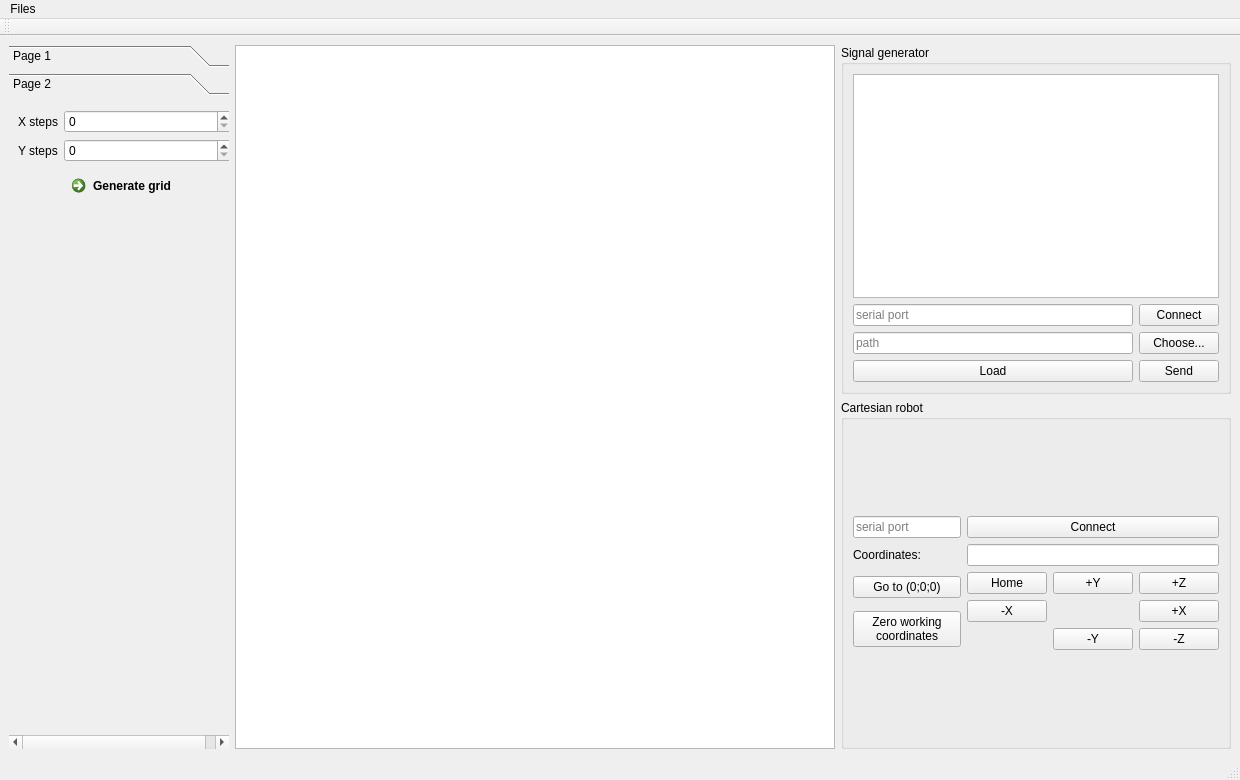
Old version of the form surfaceS/ui/mainwindow.ui in the repository chernandezLAI/surfaceS.
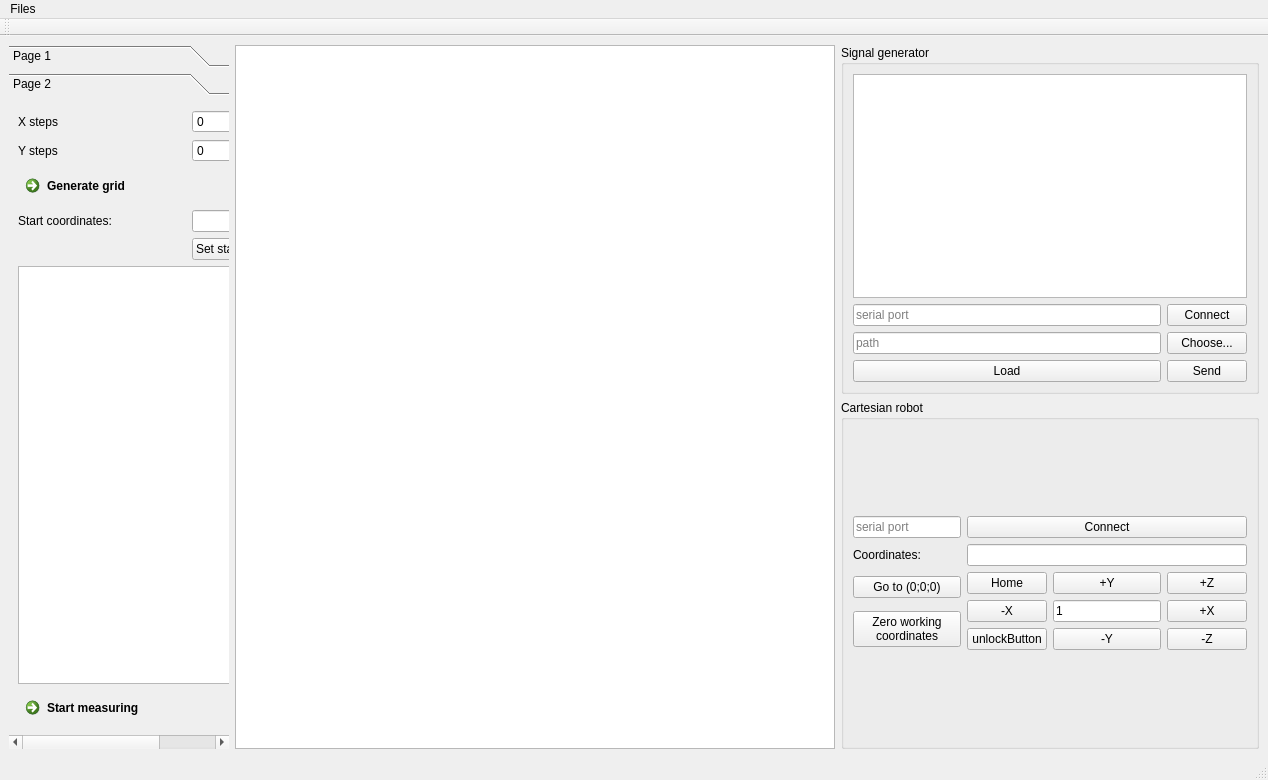
New version of the form.

```diff
--- a/surfaceS/ui/mainwindow.ui
+++ b/surfaceS/ui/mainwindow.ui
@@ -6,7 +6,7 @@
    <rect>
     <x>0</x>
     <y>0</y>
-    <width>1201</width>
+    <width>1254</width>
     <height>780</height>
    </rect>
   </property>
@@ -41,7 +41,7 @@
          <x>0</x>
          <y>0</y>
          <width>220</width>
-         <height>639</height>
+         <height>655</height>
         </rect>
        </property>
        <attribute name="label">
@@ -71,13 +71,13 @@
         </item>
        </layout>
       </widget>
-      <widget class="QWidget" name="page_2">
+      <widget class="QWidget" name="experimentParameters">
        <property name="geometry">
         <rect>
          <x>0</x>
          <y>0</y>
-         <width>242</width>
-         <height>625</height>
+         <width>329</width>
+         <height>638</height>
         </rect>
        </property>
        <attribute name="label">
@@ -94,23 +94,64 @@
         <item row="0" column="1">
          <widget class="QSpinBox" name="spinBox"/>
         </item>
-        <item row="1" column="1">
+        <item row="2" column="1">
          <widget class="QSpinBox" name="spinBox_2"/>
         </item>
-        <item row="1" column="0">
+        <item row="2" column="0">
          <widget class="QLabel" name="label_4">
           <property name="text">
            <string>Y steps</string>
           </property>
          </widget>
         </item>
-        <item row="2" column="1">
+        <item row="6" column="1">
+         <widget class="QLineEdit" name="startMachineCoordinatesEdit">
+          <property name="sizePolicy">
+           <sizepolicy hsizetype="Minimum" vsizetype="Fixed">
+            <horstretch>0</horstretch>
+            <verstretch>0</verstretch>
+           </sizepolicy>
+          </property>
+         </widget>
+        </item>
+        <item row="6" column="0">
+         <widget class="QLabel" name="label_5">
+          <property name="text">
+           <string>Start coordinates:</string>
+          </property>
+         </widget>
+        </item>
+        <item row="3" column="0" colspan="2">
          <widget class="QCommandLinkButton" name="commandLinkButton">
           <property name="text">
            <string>Generate grid</string>
           </property>
          </widget>
         </item>
+        <item row="7" column="1">
+         <widget class="QPushButton" name="setStartCoordinatesButton">
+          <property name="text">
+           <string>Set start coordinates</string>
+          </property>
+         </widget>
+        </item>
+        <item row="8" column="0" colspan="2">
+         <widget class="QPlainTextEdit" name="jsonFormatParameters">
+          <property name="minimumSize">
+           <size>
+            <width>0</width>
+            <height>300</height>
+           </size>
+          </property>
+         </widget>
+        </item>
+        <item row="9" column="0">
+         <widget class="QCommandLinkButton" name="startMeasuringButton">
+          <property name="text">
+           <string>Start measuring</string>
+          </property>
+         </widget>
+        </item>
        </layout>
       </widget>
      </widget>
@@ -260,7 +301,7 @@
             </widget>
            </item>
            <item row="4" column="0">
-            <widget class="QPushButton" name="pushButton_13">
+            <widget class="QPushButton" name="zeroWorkingCoordinatesButton">
              <property name="text">
               <string>Zero working
 coordinates</string>
@@ -318,6 +359,26 @@
                </property>
               </widget>
              </item>
+             <item row="2" column="0">
+              <widget class="QPushButton" name="unlockButton">
+               <property name="text">
+                <string>unlockButton</string>
+               </property>
+              </widget>
+             </item>
+             <item row="1" column="1">
+              <widget class="QLineEdit" name="stepEdit">
+               <property name="sizePolicy">
+                <sizepolicy hsizetype="Minimum" vsizetype="Fixed">
+                 <horstretch>0</horstretch>
+                 <verstretch>0</verstretch>
+                </sizepolicy>
+               </property>
+               <property name="text">
+                <string>1</string>
+               </property>
+              </widget>
+             </item>
             </layout>
            </item>
           </layout>
@@ -334,8 +395,8 @@
     <rect>
      <x>0</x>
      <y>0</y>
-     <width>1201</width>
-     <height>22</height>
+     <width>1254</width>
+     <height>21</height>
     </rect>
    </property>
    <widget class="QMenu" name="menusurfaceS">
```
